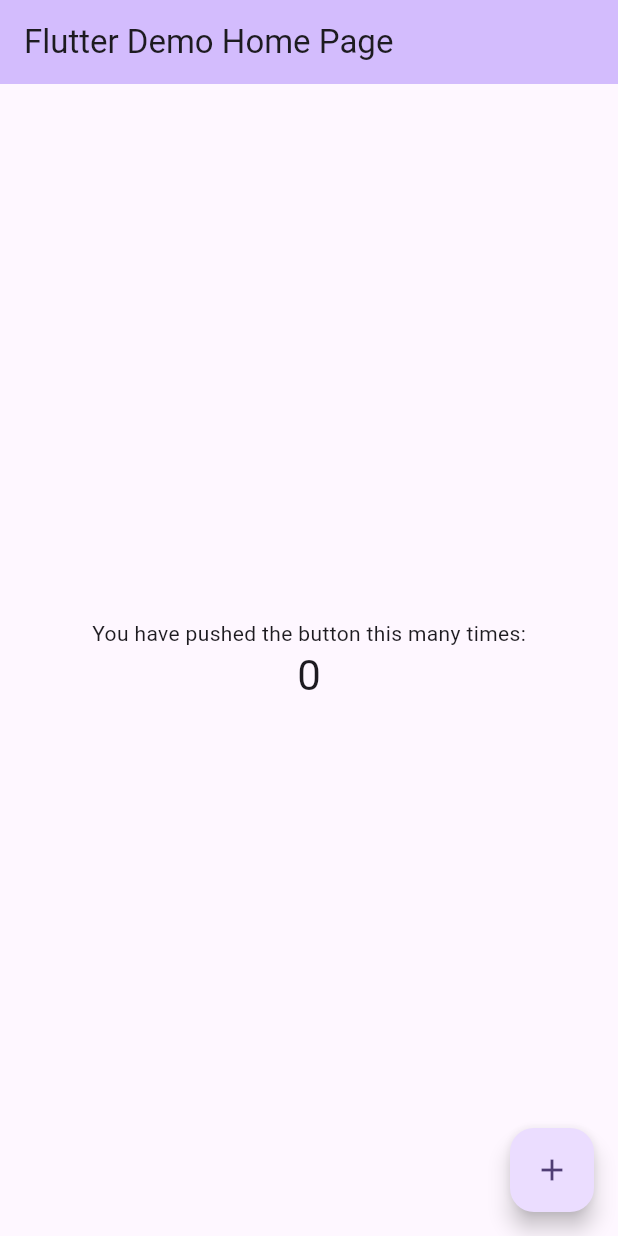
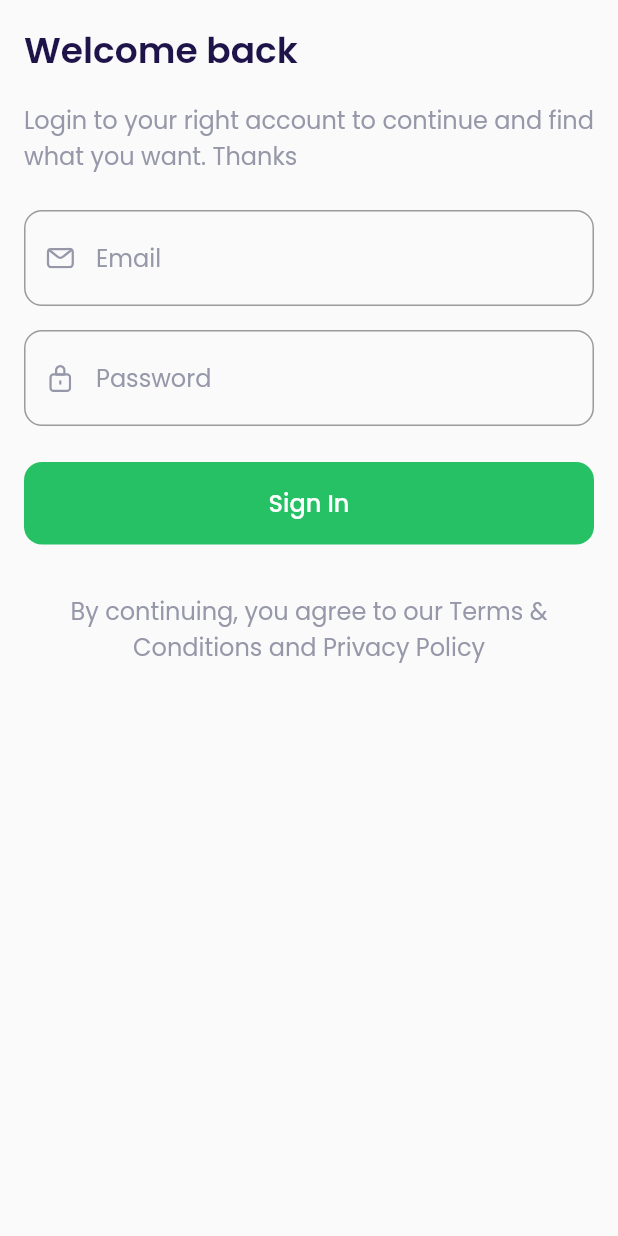
Before and after one commit to iqbalnurhaq/RoleApp, a Flutter app: the screen it shows after launch, on a phone screen of 412 x 824 dp. Run offline on Flutter 3.47's test engine with Material 2 defaults, Android fonts, the phone set to English and light mode, and no system bars; our stand-ins replace dartz, equatable, flutter_svg, get_it, google_fonts and 1 more; missing offline and left inert: dart:ffi.

Commit message:
feat:login design and impl login api

```diff
--- /dev/null
+++ b/lib/domain/repositories/auth_repository.dart
@@ -0,0 +1,8 @@
+import 'dart:ffi';
+
+import 'package:dartz/dartz.dart';
+import 'package:roleapp/shared/failure.dart';
+
+abstract class AuthRepository {
+  Future<Either<Failure, bool>> loign(Map<String, dynamic> body);
+}
--- /dev/null
+++ b/lib/domain/usecases/login.dart
@@ -0,0 +1,13 @@
+import 'package:dartz/dartz.dart';
+import 'package:roleapp/domain/repositories/auth_repository.dart';
+import 'package:roleapp/shared/failure.dart';
+
+class Login {
+  final AuthRepository repository;
+
+  Login(this.repository);
+
+  Future<Either<Failure, bool>> execute(Map<String, dynamic> body) {
+    return repository.loign(body);
+  }
+}
--- /dev/null
+++ b/lib/injection.dart
@@ -0,0 +1,34 @@
+import 'package:get_it/get_it.dart';
+import 'package:http/http.dart' as http;
+import 'package:roleapp/data/datasources/auth_remote_data_source.dart';
+import 'package:roleapp/data/repositories/auth_repository_impl.dart';
+import 'package:roleapp/domain/repositories/auth_repository.dart';
+import 'package:roleapp/domain/usecases/login.dart';
+import 'package:roleapp/presentation/provider/auth_notifier.dart';
+
+final locator = GetIt.instance;
+
+void init() {
+  // provider
+  locator.registerFactory(() => AuthNotifier(
+        login: locator(),
+      ));
+
+  //use case
+  locator.registerLazySingleton(() => Login(locator()));
+
+  // repository
+  locator.registerLazySingleton<AuthRepository>(
+    () => AuthRepositoryImpl(
+      remoteDataSource: locator(),
+    ),
+  );
+
+  // data source
+  locator.registerLazySingleton<AuthRemoteDataSource>(
+    () => AuthRemoteDataSourceImpl(client: locator()),
+  );
+
+  // http
+  locator.registerLazySingleton(() => http.Client());
+}
--- a/lib/main.dart
+++ b/lib/main.dart
@@ -1,125 +1,32 @@
 import 'package:flutter/material.dart';
+import 'package:provider/provider.dart';
+import 'package:roleapp/presentation/pages/home_page.dart';
+import 'package:roleapp/presentation/pages/login_page.dart';
+import 'package:roleapp/presentation/provider/auth_notifier.dart';
+import 'package:roleapp/injection.dart' as di;
 
 void main() {
-  runApp(const MyApp());
+  di.init();
+  runApp(MyApp());
 }
 
 class MyApp extends StatelessWidget {
   const MyApp({super.key});
 
-  // This widget is the root of your application.
   @override
   Widget build(BuildContext context) {
-    return MaterialApp(
-      title: 'Flutter Demo',
-      theme: ThemeData(
-        // This is the theme of your application.
-        //
-        // TRY THIS: Try running your application with "flutter run". You'll see
-        // the application has a blue toolbar. Then, without quitting the app,
-        // try changing the seedColor in the colorScheme below to Colors.green
-        // and then invoke "hot reload" (save your changes or press the "hot
-        // reload" button in a Flutter-supported IDE, or press "r" if you used
-        // the command line to start the app).
-        //
-        // Notice that the counter didn't reset back to zero; the application
-        // state is not lost during the reload. To reset the state, use hot
-        // restart instead.
-        //
-        // This works for code too, not just values: Most code changes can be
-        // tested with just a hot reload.
-        colorScheme: ColorScheme.fromSeed(seedColor: Colors.deepPurple),
-        useMaterial3: true,
+    return MultiProvider(
+      providers: [
+        ChangeNotifierProvider(
+          create: (_) => di.locator<AuthNotifier>(),
+        ),
+      ],
+      child: MaterialApp(
+        routes: {
+          '/': (context) => LoginPage(),
+          '/home': (context) => HomePage(),
+        },
       ),
-      home: const MyHomePage(title: 'Flutter Demo Home Page'),
     );
   }
 }
-
-class MyHomePage extends StatefulWidget {
-  const MyHomePage({super.key, required this.title});
-
-  // This widget is the home page of your application. It is stateful, meaning
-  // that it has a State object (defined below) that contains fields that affect
-  // how it looks.
-
-  // This class is the configuration for the state. It holds the values (in this
-  // case the title) provided by the parent (in this case the App widget) and
-  // used by the build method of the State. Fields in a Widget subclass are
-  // always marked "final".
-
-  final String title;
-
-  @override
-  State<MyHomePage> createState() => _MyHomePageState();
-}
-
-class _MyHomePageState extends State<MyHomePage> {
-  int _counter = 0;
-
-  void _incrementCounter() {
-    setState(() {
-      // This call to setState tells the Flutter framework that something has
-      // changed in this State, which causes it to rerun the build method below
-      // so that the display can reflect the updated values. If we changed
-      // _counter without calling setState(), then the build method would not be
-      // called again, and so nothing would appear to happen.
-      _counter++;
-    });
-  }
-
-  @override
-  Widget build(BuildContext context) {
-    // This method is rerun every time setState is called, for instance as done
-    // by the _incrementCounter method above.
-    //
-    // The Flutter framework has been optimized to make rerunning build methods
-    // fast, so that you can just rebuild anything that needs updating rather
-    // than having to individually change instances of widgets.
-    return Scaffold(
-      appBar: AppBar(
-        // TRY THIS: Try changing the color here to a specific color (to
-        // Colors.amber, perhaps?) and trigger a hot reload to see the AppBar
-        // change color while the other colors stay the same.
-        backgroundColor: Theme.of(context).colorScheme.inversePrimary,
-        // Here we take the value from the MyHomePage object that was created by
-        // the App.build method, and use it to set our appbar title.
-        title: Text(widget.title),
-      ),
-      body: Center(
-        // Center is a layout widget. It takes a single child and positions it
-        // in the middle of the parent.
-        child: Column(
-          // Column is also a layout widget. It takes a list of children and
-          // arranges them vertically. By default, it sizes itself to fit its
-          // children horizontally, and tries to be as tall as its parent.
-          //
-          // Column has various properties to control how it sizes itself and
-          // how it positions its children. Here we use mainAxisAlignment to
-          // center the children vertically; the main axis here is the vertical
-          // axis because Columns are vertical (the cross axis would be
-          // horizontal).
-          //
-          // TRY THIS: Invoke "debug painting" (choose the "Toggle Debug Paint"
-          // action in the IDE, or press "p" in the console), to see the
-          // wireframe for each widget.
-          mainAxisAlignment: MainAxisAlignment.center,
-          children: <Widget>[
-            const Text(
-              'You have pushed the button this many times:',
-            ),
-            Text(
-              '$_counter',
-              style: Theme.of(context).textTheme.headlineMedium,
-            ),
-          ],
-        ),
-      ),
-      floatingActionButton: FloatingActionButton(
-        onPressed: _incrementCounter,
-        tooltip: 'Increment',
-        child: const Icon(Icons.add),
-      ), // This trailing comma makes auto-formatting nicer for build methods.
-    );
-  }
-}
--- /dev/null
+++ b/lib/presentation/pages/login_page.dart
@@ -0,0 +1,169 @@
+import 'package:flutter/material.dart';
+import 'package:provider/provider.dart';
+import 'package:roleapp/presentation/provider/auth_notifier.dart';
+import 'package:flutter_svg/svg.dart';
+import 'package:roleapp/presentation/widgets/input/input_text_field.dart';
+import 'package:roleapp/shared/state_enum.dart';
+
+import '../../shared/theme.dart';
+
+class LoginPage extends StatefulWidget {
+  const LoginPage({super.key});
+
+  @override
+  State<LoginPage> createState() => _LoginPageState();
+}
+
+class _LoginPageState extends State<LoginPage> {
+  final FocusNode emailFocus = FocusNode();
+  final TextEditingController emailController = TextEditingController(text: '');
+
+  final FocusNode passwordFocus = FocusNode();
+  final TextEditingController passwordController =
+      TextEditingController(text: '');
+
+  @override
+  void initState() {
+    super.initState();
+    emailFocus.addListener(_onFocusChange);
+  }
+
+  void _onFocusChange() {
+    print("Focus: ${emailFocus.hasPrimaryFocus}");
+  }
+
+  Widget title() {
+    return Container(
+      padding: EdgeInsets.only(top: 16),
+      child: Column(
+        crossAxisAlignment: CrossAxisAlignment.start,
+        children: [
+          Text(
+            'Welcome back',
+            style: blackTextStyle.copyWith(
+              fontSize: 24,
+              fontWeight: semiBold,
+            ),
+          ),
+          Padding(
+            padding: const EdgeInsets.only(top: 16, bottom: 24),
+            child: Text(
+              'Login to your right account to continue and find what you want. Thanks',
+              style: grayTextStyle.copyWith(
+                fontSize: 16,
+              ),
+            ),
+          )
+        ],
+      ),
+    );
+  }
+
+  Widget textInputField() {
+    return Container(
+      child: Column(
+        mainAxisAlignment: MainAxisAlignment.center,
+        children: [
+          InputTextField(
+            title: 'Email',
+            textController: emailController,
+            focusNode: emailFocus,
+            icon: 'assets/icon/ic_email.svg',
+          ),
+          SizedBox(
+            height: 16,
+          ),
+          InputTextField(
+            title: 'Password',
+            textController: passwordController,
+            focusNode: passwordFocus,
+            icon: 'assets/icon/ic_password.svg',
+            obscure: true,
+          ),
+        ],
+      ),
+    );
+  }
+
+  Widget submitButton() {
+    var provider = Provider.of<AuthNotifier>(context, listen: true);
+
+    return Container(
+      width: double.infinity,
+      height: 55,
+      margin: EdgeInsets.only(top: 24),
+      child: TextButton(
+        style: TextButton.styleFrom(
+          backgroundColor: kGreenColor,
+          shape: RoundedRectangleBorder(
+            borderRadius: BorderRadius.circular(12),
+          ),
+        ),
+        onPressed: () async {
+          var body = {
+            "email": emailController.text,
+            "password": passwordController.text
+          };
+
+          await provider.authLogin(body);
+          if (provider.logged) {
+            Navigator.pushNamedAndRemoveUntil(
+              context,
+              '/home',
+              (route) => false,
+            );
+          } else {
+            ScaffoldMessenger.of(context).showSnackBar(
+              SnackBar(
+                backgroundColor: kRedColor,
+                content: Text(
+                  provider.loginMessage,
+                  textAlign: TextAlign.center,
+                ),
+              ),
+            );
+          }
+        },
+        child: provider.loginState == RequestState.Loading
+            ? CircularProgressIndicator(
+                color: kWhiteColor,
+              )
+            : Text(
+                'Sign In',
+                style: whiteTextStyle.copyWith(
+                  fontSize: 16,
+                  fontWeight: medium,
+                ),
+              ),
+      ),
+    );
+  }
+
+  Widget termCondition() {
+    return Container(
+      margin: EdgeInsets.only(top: 32),
+      child: Text(
+        'By continuing, you agree to our Terms & Conditions and Privacy Policy',
+        style: grayTextStyle.copyWith(fontSize: 16),
+        textAlign: TextAlign.center,
+      ),
+    );
+  }
+
+  @override
+  Widget build(BuildContext context) {
+    return Scaffold(
+      body: SafeArea(
+        child: ListView(
+          padding: EdgeInsets.symmetric(horizontal: 16),
+          children: [
+            title(),
+            textInputField(),
+            submitButton(),
+            termCondition(),
+          ],
+        ),
+      ),
+    );
+  }
+}
--- /dev/null
+++ b/lib/presentation/provider/auth_notifier.dart
@@ -0,0 +1,39 @@
+import 'package:flutter/material.dart';
+import 'package:roleapp/domain/usecases/login.dart';
+import 'package:roleapp/shared/state_enum.dart';
+
+class AuthNotifier extends ChangeNotifier {
+  final Login login;
+  AuthNotifier({
+    required this.login,
+  });
+
+  // Login Field
+
+  RequestState _loginState = RequestState.Empty;
+  RequestState get loginState => _loginState;
+
+  //Logged
+  bool _logged = false;
+  bool get logged => _logged;
+
+  String _loginMessage = '';
+  String get loginMessage => _loginMessage;
+
+  Future<void> authLogin(Map<String, dynamic> body) async {
+    _loginState = RequestState.Loading;
+    notifyListeners();
+    final result = await login.execute(body);
+
+    await result.fold((failure) {
+      _loginState = RequestState.Error;
+      _loginMessage = failure.message;
+      print(_loginMessage);
+      notifyListeners();
+    }, (userData) {
+      _loginState = RequestState.Loaded;
+      _logged = true;
+      notifyListeners();
+    });
+  }
+}
--- /dev/null
+++ b/lib/presentation/widgets/input/input_text_field.dart
@@ -0,0 +1,53 @@
+import 'package:flutter/material.dart';
+import 'package:flutter_svg/svg.dart';
+import 'package:roleapp/shared/theme.dart';
+
+class InputTextField extends StatelessWidget {
+  final String title;
+  final String icon;
+  final TextEditingController textController;
+  final FocusNode focusNode;
+  final bool obscure;
+
+  InputTextField({
+    super.key,
+    required this.title,
+    this.icon = '',
+    required this.textController,
+    required this.focusNode,
+    this.obscure = false,
+  });
+
+  @override
+  Widget build(BuildContext context) {
+    return TextField(
+      controller: textController,
+      style: blackTextStyle.copyWith(fontSize: 16),
+      focusNode: focusNode,
+      obscureText: obscure,
+      decoration: InputDecoration(
+        hintText: title,
+        hintStyle: grayTextStyle.copyWith(fontSize: 16),
+        border: OutlineInputBorder(
+          borderSide: BorderSide(
+            color: kGrayColor,
+          ),
+          borderRadius: BorderRadius.circular(12),
+        ),
+        focusedBorder: OutlineInputBorder(
+          borderSide: const BorderSide(
+            color: Color(0xff1C82AD),
+          ),
+          borderRadius: BorderRadius.circular(12),
+        ),
+        prefixIcon: IconButton(
+          onPressed: () {},
+          icon: SvgPicture.asset(
+            icon,
+            color: kGrayColor,
+          ),
+        ),
+      ),
+    );
+  }
+}
--- /dev/null
+++ b/lib/shared/failure.dart
@@ -0,0 +1,21 @@
+import 'package:equatable/equatable.dart';
+
+abstract class Failure extends Equatable {
+  final String message;
+
+  Failure(this.message);
+
+  List<Object> get props => [message];
+}
+
+class ServerFailure extends Failure {
+  ServerFailure(String message) : super(message);
+}
+
+class ConnectionFailure extends Failure {
+  ConnectionFailure(String message) : super(message);
+}
+
+class DatabaseFailure extends Failure {
+  DatabaseFailure(String message) : super(message);
+}
--- /dev/null
+++ b/lib/shared/state_enum.dart
@@ -0,0 +1 @@
+enum RequestState { Empty, Loading, Loaded, Error }
--- /dev/null
+++ b/lib/shared/theme.dart
@@ -0,0 +1,23 @@
+import 'package:flutter/material.dart';
+import 'package:google_fonts/google_fonts.dart';
+
+Color kGreenColor = Color(0xff26C165);
+Color kBlackColor = Color(0xff1F1449);
+Color kWhiteColor = Color(0xffFFFFFF);
+Color kGrayColor = Color(0xff9698A9);
+Color kRedColor = Color(0xffFF6666);
+Color kBackgroundColor = Color(0xffFAFAFA);
+
+TextStyle greenTextStyle = GoogleFonts.poppins(color: kGreenColor);
+TextStyle blackTextStyle = GoogleFonts.poppins(color: kBlackColor);
+TextStyle grayTextStyle = GoogleFonts.poppins(color: kGrayColor);
+TextStyle whiteTextStyle = GoogleFonts.poppins(color: kWhiteColor);
+TextStyle redTextStyle = GoogleFonts.poppins(color: kRedColor);
+
+FontWeight light = FontWeight.w300;
+FontWeight regular = FontWeight.w400;
+FontWeight medium = FontWeight.w500;
+FontWeight semiBold = FontWeight.w600;
+FontWeight bold = FontWeight.w700;
+FontWeight extraBold = FontWeight.w800;
+FontWeight black = FontWeight.w900;
```
Also changed, not shown: lib/data/datasources/auth_remote_data_source.dart (added, +38 -0 lines), lib/data/models/auth_response.dart (added, +33 -0 lines), lib/data/models/token_model.dart (added, +17 -0 lines), lib/data/models/token_response.dart (added, +15 -0 lines), lib/data/repositories/auth_repository_impl.dart (added, +33 -0 lines), lib/presentation/pages/home_page.dart (added, +15 -0 lines), lib/shared/shared_preference.dart (added, +18 -0 lines), pubspec.yaml (+13 -6 lines), assets/icon/ic_email.svg (added), assets/icon/ic_password.svg (added), pubspec.lock, 10 other files.
